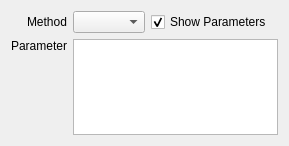
copasi/COPASI, file copasi/UI/CQTaskMethodWidget.ui: the form before one commit.
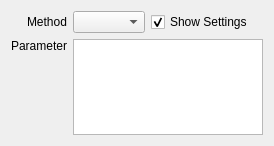
The form after the commit. Custom widgets are drawn as their Qt base class.

Commit message:
- change wording show parameters -> settings
this avoids confusion with the optitems

Patch:
```diff
--- a/copasi/UI/CQTaskMethodWidget.ui
+++ b/copasi/UI/CQTaskMethodWidget.ui
@@ -85,7 +85,7 @@
       <string>When checked, displays the method parameters</string>
      </property>
      <property name="text">
-      <string>Show Parameters</string>
+      <string>Show Settings</string>
      </property>
      <property name="checked">
       <bool>true</bool>
```
Left out of the diff: 2 changed lines with no effect on the pictures.
